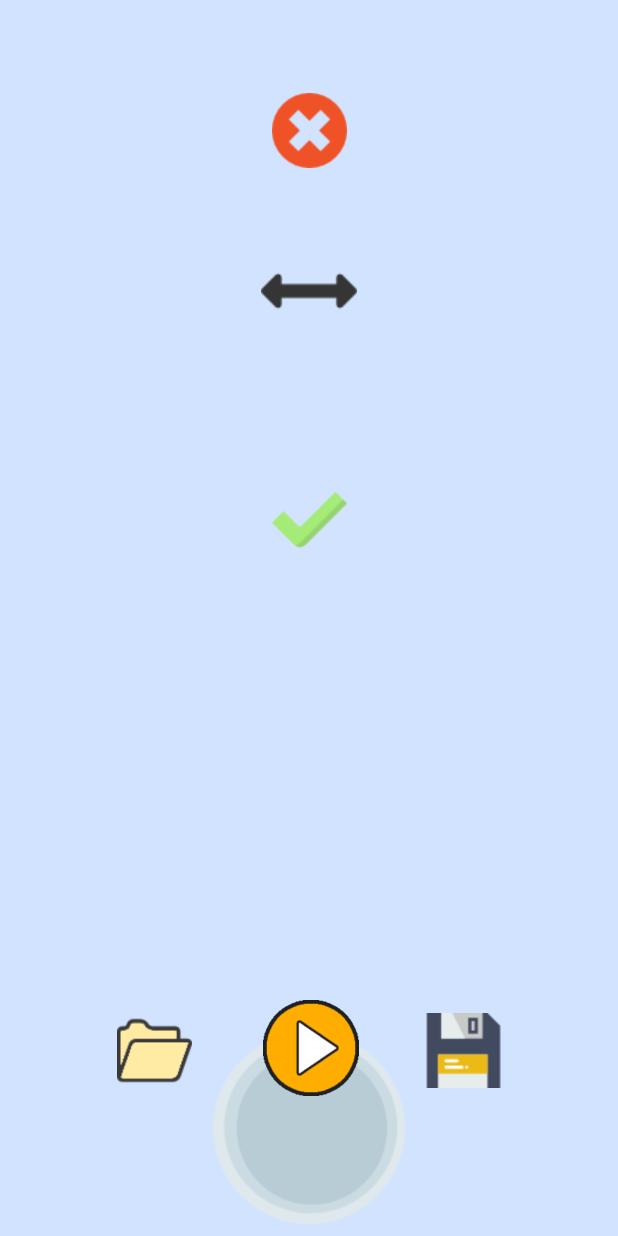
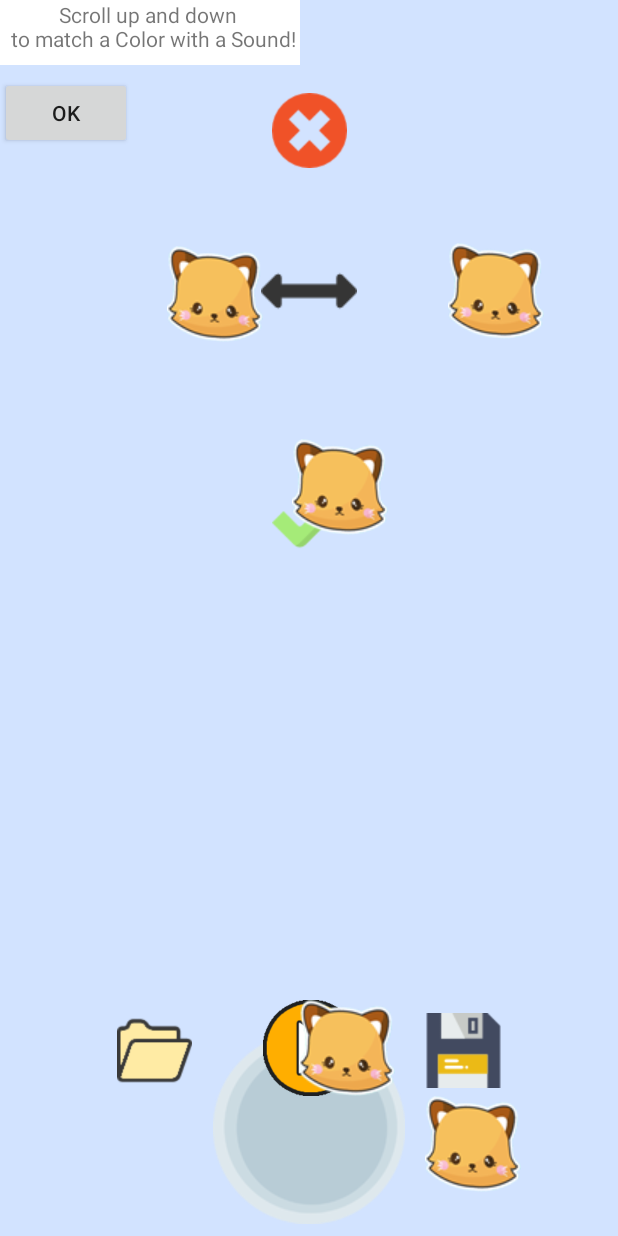
Before and after one commit to ulfelf/lattjar_lite_003, an Android app: the layout activity_instruments.xml on its own in the app's theme, with its tools: preview values and no code run, on a phone screen of 412 x 824 dp. Run offline under Robolectric (Android 15) with nearby library versions, the phone set to English and light mode, and no system bars; plain views replace VerticalInfiniteCycleViewPager.

Commit message:
commit and push push push

```diff
--- a/app/src/main/res/layout/activity_instruments.xml
+++ b/app/src/main/res/layout/activity_instruments.xml
@@ -213,4 +213,111 @@
         app:layout_constraintTop_toTopOf="parent"
         app:layout_constraintVertical_bias="0.885" />
 
+    <FrameLayout
+        android:id="@+id/invisibleFrame"
+        android:layout_width="200dp"
+        android:layout_height="43dp"
+        android:background="#ffffff"
+        android:visibility="visible"
+        tools:layout_editor_absoluteX="48dp"
+        tools:layout_editor_absoluteY="172dp">
+
+        <TextView
+            android:id="@+id/tutorialText"
+            android:layout_width="match_parent"
+            android:layout_height="match_parent"
+            android:text="@string/tutorial_instrument_1"
+            android:textAlignment="center" />
+
+    </FrameLayout>
+
+    <ImageView
+        android:id="@+id/img_tut_scrollFinger"
+        android:layout_width="wrap_content"
+        android:layout_height="wrap_content"
+        android:layout_marginBottom="8dp"
+        android:layout_marginEnd="8dp"
+        android:layout_marginStart="8dp"
+        android:layout_marginTop="8dp"
+        app:layout_constraintBottom_toTopOf="@+id/operator_buttons_guide_bottom"
+        app:layout_constraintEnd_toEndOf="parent"
+        app:layout_constraintHorizontal_bias="0.312"
+        app:layout_constraintStart_toStartOf="parent"
+        app:layout_constraintTop_toTopOf="parent"
+        app:layout_constraintVertical_bias="0.222"
+        app:srcCompat="@drawable/cat" />
+
+    <Button
+        android:id="@+id/b_tut_ok"
+        android:layout_width="wrap_content"
+        android:layout_height="wrap_content"
+        android:layout_marginTop="8dp"
+        android:text="OK"
+        app:layout_constraintTop_toBottomOf="@+id/invisibleFrame"
+        tools:layout_editor_absoluteX="104dp" />
+
+    <ImageView
+        android:id="@+id/img_tut_clickonsound"
+        android:layout_width="wrap_content"
+        android:layout_height="wrap_content"
+        android:layout_marginBottom="8dp"
+        android:layout_marginEnd="8dp"
+        android:layout_marginStart="8dp"
+        android:layout_marginTop="8dp"
+        app:layout_constraintBottom_toBottomOf="parent"
+        app:layout_constraintEnd_toEndOf="parent"
+        app:layout_constraintHorizontal_bias="0.876"
+        app:layout_constraintStart_toStartOf="parent"
+        app:layout_constraintTop_toTopOf="parent"
+        app:layout_constraintVertical_bias="0.207"
+        app:srcCompat="@drawable/cat" />
+
+    <ImageView
+        android:id="@+id/img_tut_clicktosave"
+        android:layout_width="wrap_content"
+        android:layout_height="wrap_content"
+        android:layout_marginBottom="8dp"
+        android:layout_marginEnd="8dp"
+        android:layout_marginStart="8dp"
+        android:layout_marginTop="8dp"
+        app:layout_constraintBottom_toBottomOf="parent"
+        app:layout_constraintEnd_toEndOf="parent"
+        app:layout_constraintHorizontal_bias="0.83"
+        app:layout_constraintStart_toStartOf="parent"
+        app:layout_constraintTop_toTopOf="parent"
+        app:layout_constraintVertical_bias="0.971"
+        app:srcCompat="@drawable/cat" />
+
+    <ImageView
+        android:id="@+id/img_tut_clicktoplay"
+        android:layout_width="wrap_content"
+        android:layout_height="wrap_content"
+        android:layout_marginBottom="8dp"
+        android:layout_marginEnd="8dp"
+        android:layout_marginStart="8dp"
+        android:layout_marginTop="8dp"
+        app:layout_constraintBottom_toBottomOf="parent"
+        app:layout_constraintEnd_toEndOf="parent"
+        app:layout_constraintHorizontal_bias="0.576"
+        app:layout_constraintStart_toStartOf="parent"
+        app:layout_constraintTop_toTopOf="parent"
+        app:layout_constraintVertical_bias="0.885"
+        app:srcCompat="@drawable/cat" />
+
+    <ImageView
+        android:id="@+id/img_tut_acceptinstrument"
+        android:layout_width="wrap_content"
+        android:layout_height="wrap_content"
+        android:layout_marginBottom="8dp"
+        android:layout_marginEnd="8dp"
+        android:layout_marginStart="8dp"
+        android:layout_marginTop="8dp"
+        app:layout_constraintBottom_toBottomOf="parent"
+        app:layout_constraintEnd_toEndOf="parent"
+        app:layout_constraintHorizontal_bias="0.562"
+        app:layout_constraintStart_toStartOf="parent"
+        app:layout_constraintTop_toTopOf="parent"
+        app:layout_constraintVertical_bias="0.383"
+        app:srcCompat="@drawable/cat" />
+
 </android.support.constraint.ConstraintLayout>
--- a/app/src/main/res/layout/tutorial_howtoplay.xml
+++ b/app/src/main/res/layout/tutorial_howtoplay.xml
@@ -39,7 +39,7 @@
         android:layout_width="wrap_content"
         android:layout_height="wrap_content"
         android:orientation="horizontal"
-        app:layout_constraintGuide_percent="0.05" />/>
+        app:layout_constraintGuide_percent="0.05" />
 
     <android.support.constraint.Guideline
         android:id="@+id/video_guide_bottom"
@@ -211,14 +211,6 @@
         android:layout_height="128dp"
         app:srcCompat="@drawable/icon_phone"
         tools:layout_editor_absoluteX="30dp"
-        tools:layout_editor_absoluteY="62dp" /><![CDATA[
+        tools:layout_editor_absoluteY="62dp" />
 
-
-
-
-
-    />
-
-
-]]>
 </android.support.constraint.ConstraintLayout>
--- a/app/src/main/res/values/strings.xml
+++ b/app/src/main/res/values/strings.xml
@@ -1,5 +1,10 @@
 <resources>
     <string name="app_name">lattjar_lite_003</string>
     <string name="instruction">After pressing the Play button \n Hover phone over colors \n to play a sound!</string>
+    <string name="tutorial_instrument_1">Scroll up and down \n to match a Color with a Sound!</string>
+    <string name="tutorial_instrument_2">Click on the instrument \n to listen to it!</string>
+    <string name="tutorial_instrument_3">Click here \n to accept your new sound!</string>
+    <string name="tutorial_instrument_4">Click here \n to save your work!</string>
+    <string name="tutorial_instrument_5">Click here \n to start playing!</string>
     <string name="title_activity_balloon">balloonActivity</string>
 </resources>
```
